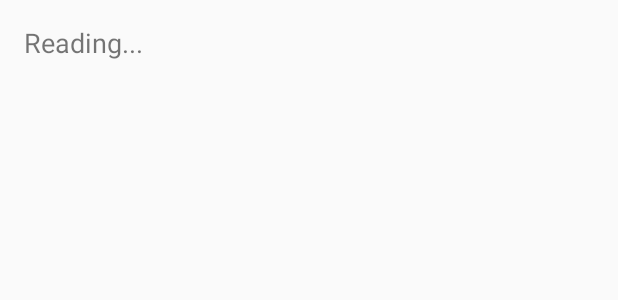
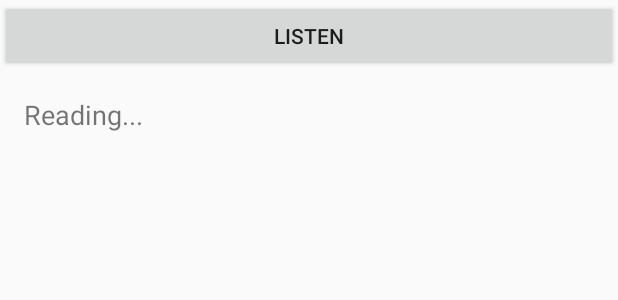
Before and after one commit to anmol2805/Ocr_Poc, an Android app: the layout activity_main.xml on its own in the app's theme, with its tools: preview values and no code run, on a phone screen of 412 x 824 dp. Shown: the top 300 px of the screen. Run offline under Robolectric (Android 15) with nearby library versions, the phone set to English and light mode, and no system bars.

Commit message:
text to speech enabled

```diff
--- a/app/src/main/AndroidManifest.xml
+++ b/app/src/main/AndroidManifest.xml
@@ -20,7 +20,6 @@
             </intent-filter>
         </activity>
         <activity android:name=".MainActivity">
-
         </activity>
 
         <meta-data
@@ -35,6 +34,8 @@
                 android:name="android.support.FILE_PROVIDER_PATHS"
                 android:resource="@xml/file_provider_paths" />
         </provider>
+
+
     </application>
 
 </manifest>
--- a/app/src/main/res/layout/activity_main.xml
+++ b/app/src/main/res/layout/activity_main.xml
@@ -5,10 +5,16 @@
     android:layout_height="match_parent"
     android:orientation="vertical"
     tools:context=".MainActivity">
-
+    <Button
+        android:layout_width="match_parent"
+        android:layout_height="wrap_content"
+        android:id="@+id/speak"
+        android:text="Listen"
+        />
     <ScrollView
         android:layout_width="match_parent"
-        android:layout_height="match_parent">
+        android:layout_height="match_parent"
+        >
         <TextView
             android:id="@+id/tv_result"
             android:layout_width="match_parent"
@@ -18,4 +24,6 @@
             android:textSize="18sp" />
     </ScrollView>
 
+
+
 </LinearLayout>
```
Also changed, not shown: app/src/main/java/com/anmol2805/ocrpoc/MainActivity.kt (+31 -1 lines), 1 other file.
